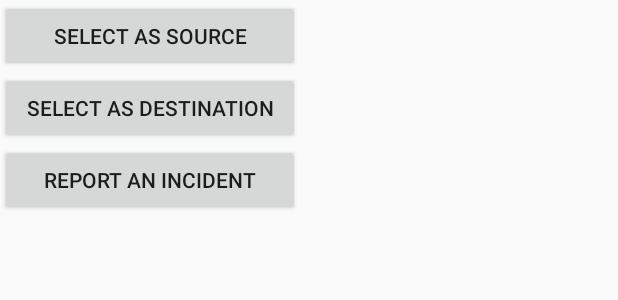
After one commit to trr204/AccessStreatham, an Android app: the layout dialog_vertex.xml on its own in the app's theme, with its tools: preview values and no code run, on a phone screen of 412 x 824 dp. The commit adds this screen. Shown: the top 300 px of the screen. Run offline under Robolectric (Android 15) with nearby library versions, the phone set to English and light mode, and no system bars; network calls fail.

Commit message:
Add touch events for map with alert dialog for verices, giving users option to set vertex as source or destination, and incident report placeholder

```diff
--- /dev/null
+++ b/app/src/main/res/layout/dialog_vertex.xml
@@ -0,0 +1,37 @@
+<?xml version="1.0" encoding="utf-8"?>
+<android.support.constraint.ConstraintLayout
+    xmlns:android="http://schemas.android.com/apk/res/android"
+    xmlns:app="http://schemas.android.com/apk/res-auto"
+    xmlns:tools="http://schemas.android.com/tools"
+    android:id="@+id/vertex_dialog"
+    android:layout_width="wrap_content"
+    android:layout_height="match_parent">
+
+    <Button
+        android:id="@+id/vertex_select_source_button"
+        android:layout_width="200dp"
+        android:layout_height="wrap_content"
+        android:text="@string/vertex_select_source"
+        app:layout_constraintEnd_toEndOf="parent"
+        app:layout_constraintStart_toStartOf="parent"
+        app:layout_constraintTop_toTopOf="parent" />
+
+    <Button
+        android:id="@+id/vertex_select_destination_button"
+        android:layout_width="200dp"
+        android:layout_height="wrap_content"
+        android:text="@string/vertex_select_destination"
+        app:layout_constraintEnd_toEndOf="parent"
+        app:layout_constraintStart_toStartOf="parent"
+        app:layout_constraintTop_toBottomOf="@+id/vertex_select_source_button" />
+
+    <Button
+        android:id="@+id/vertex_select_incident_button"
+        android:layout_width="200dp"
+        android:layout_height="wrap_content"
+        android:text="@string/vertex_select_incident"
+        app:layout_constraintEnd_toEndOf="parent"
+        app:layout_constraintStart_toStartOf="parent"
+        app:layout_constraintTop_toBottomOf="@+id/vertex_select_destination_button" />
+
+</android.support.constraint.ConstraintLayout>
--- a/app/src/main/res/values/strings.xml
+++ b/app/src/main/res/values/strings.xml
@@ -2,5 +2,8 @@
     <string name="app_name">AccessStreatham</string>
     <string name="FeatureActivityBuildingName"></string>
     <string name="title_activity_simple_content">SimpleContentActivity</string>
-    <string name="title_activity_route_specification">RouteSpecification</string>
+    <string name="title_activity_route_specification">Route Specification</string>
+    <string name="vertex_select_source">Select as Source</string>
+    <string name="vertex_select_destination">Select as Destination</string>
+    <string name="vertex_select_incident">Report an Incident</string>
 </resources>
```
Also changed, not shown: app/src/main/java/exeter/project/tobyreeve/execcessibility/Graph.java (+10 -0 lines), app/src/main/java/exeter/project/tobyreeve/execcessibility/MainActivity.java (+58 -1 lines), app/src/main/java/exeter/project/tobyreeve/execcessibility/MyCanvas.java (+77 -8 lines), app/src/main/java/exeter/project/tobyreeve/execcessibility/RouteSpecification.java (+11 -0 lines).
